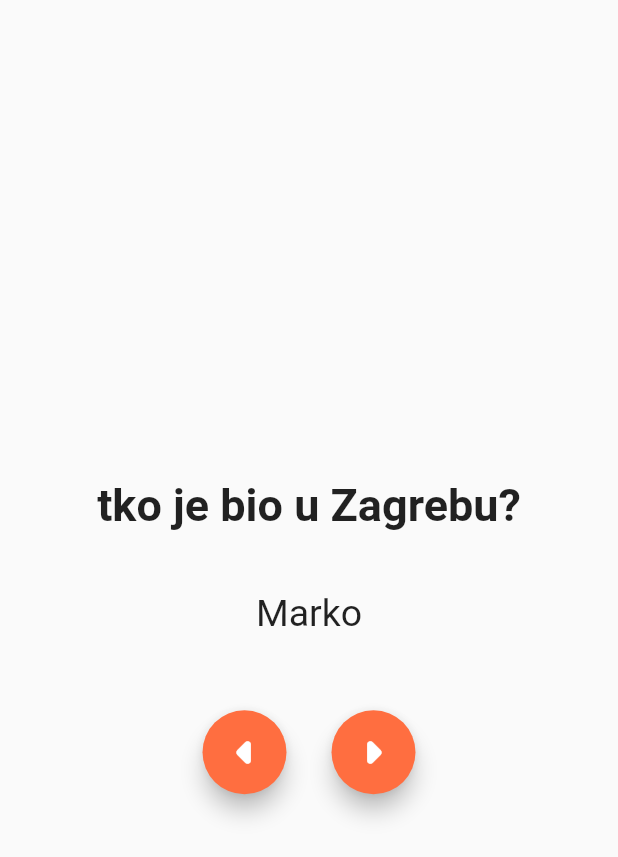
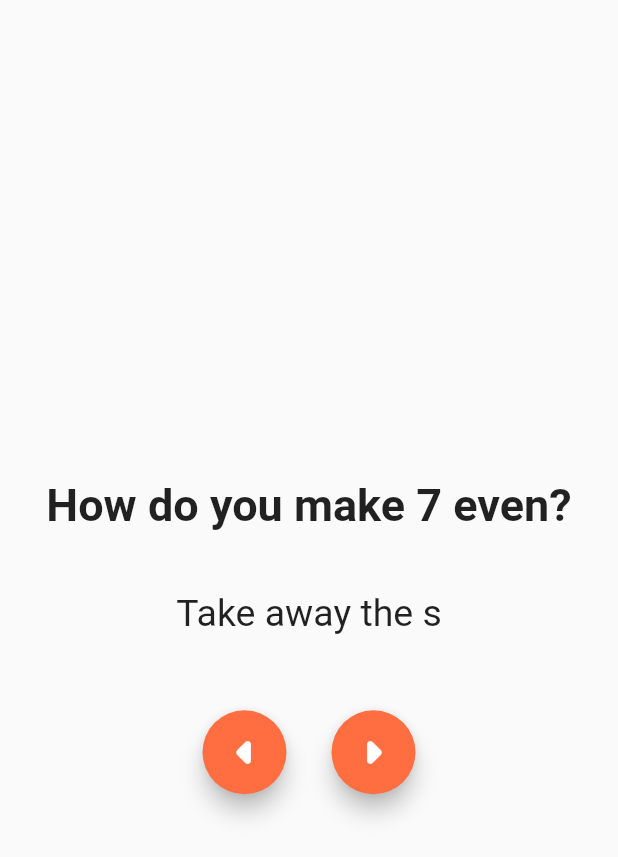
Before and after one commit to natalija-margaric/Flutter-Jokes, a Flutter app: the screen it shows after launch, after a tap on the "arrow left" icon, on a phone screen of 412 x 824 dp. Shown: the top 857 px of the screen. Run offline on Flutter 3.47's test engine with Material 2 defaults, Android fonts, the phone set to English and light mode, and no system bars; missing offline and left inert: dart:ffi.

Commit message:
Dart code

```diff
--- a/lib/main.dart
+++ b/lib/main.dart
@@ -19,12 +19,15 @@ class MyAppState extends State {
       "question": "What does a baby computer call its father?",
       "answer": "Data"
     },
-    {"question": "Kako se ja zovem?", "answer": "Natalija"},
     {
-      "question": "Hoću li postati flutter developer?",
-      "answer": "naravno da da"
+      "question": "What did the ocean say to the beach?",
+      "answer": "Nothing, it just waved."
     },
-    {"question": "tko je bio u Zagrebu?", "answer": "Marko"}
+    {
+      "question": "What do you call a factory that makes okay products?",
+      "answer": "A satisfactory"
+    },
+    {"question": "How do you make 7 even?", "answer": "Take away the s"}
   ];
 
   var jokeIndex = 0;
```
